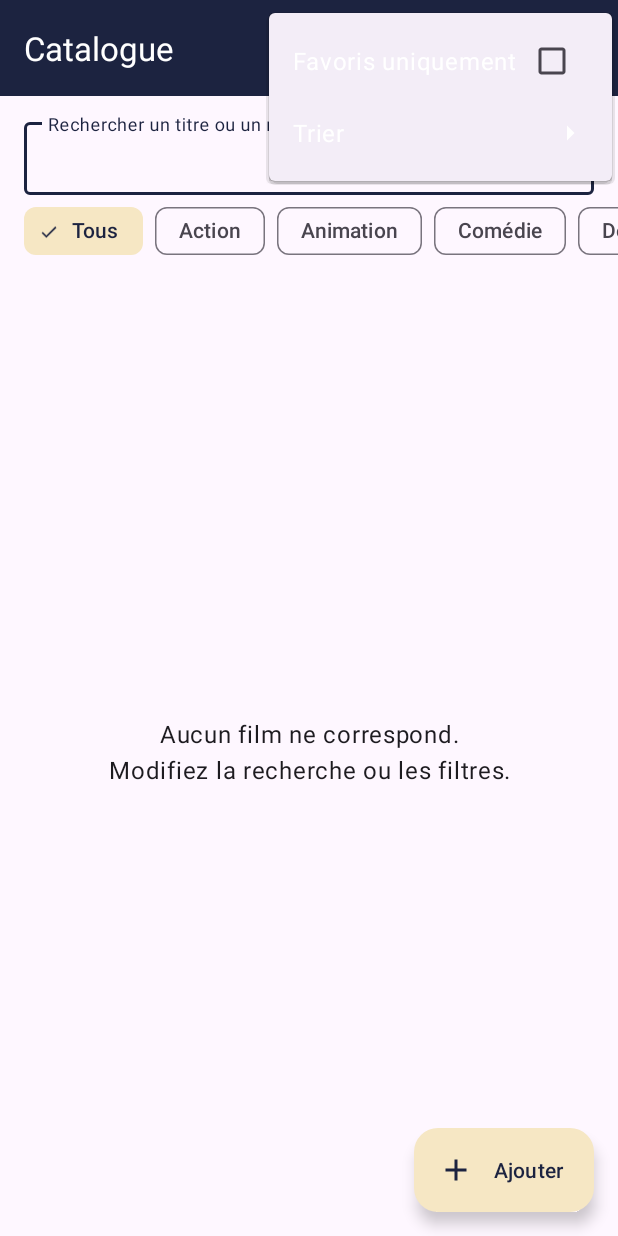
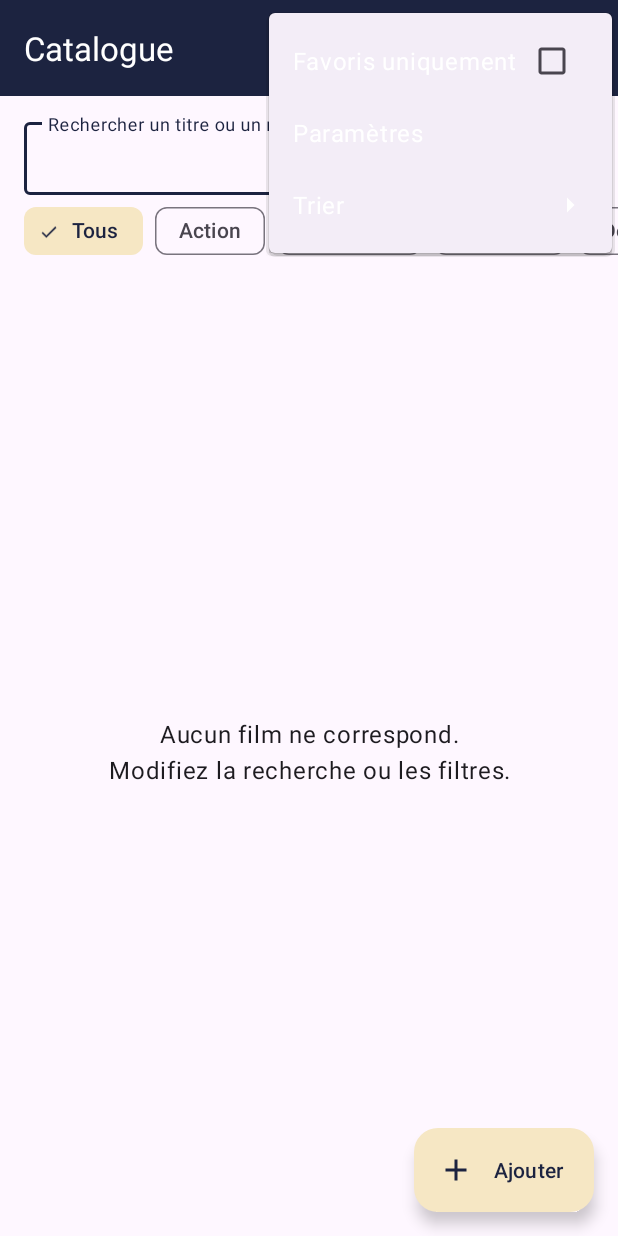
Before and after one commit to morganautin/watchlist-android, an Android app: the screen it shows after launch (CatalogueActivity), with the options menu open, on a phone screen of 412 x 824 dp. Run offline under Robolectric (Android 15) with nearby library versions, the phone set to English and light mode, and no system bars; our stand-ins replace Room's generated code, paging; 1 statement that could not run was skipped.

Commit message:
Préférences DataStore (thème, tri par défaut, masquer les films vus) et écran Paramètres

```diff
--- a/app/src/main/AndroidManifest.xml
+++ b/app/src/main/AndroidManifest.xml
@@ -48,5 +48,11 @@
             android:name=".ui.stats.StatisticsActivity"
             android:exported="false"
             android:parentActivityName=".ui.catalogue.CatalogueActivity" />
+
+        <!-- ÉCRAN 7 — Paramètres -->
+        <activity
+            android:name=".ui.settings.SettingsActivity"
+            android:exported="false"
+            android:parentActivityName=".ui.catalogue.CatalogueActivity" />
     </application>
 </manifest>
--- a/app/src/main/java/fr/estiam/watchlist/WatchListApplication.kt
+++ b/app/src/main/java/fr/estiam/watchlist/WatchListApplication.kt
@@ -1,20 +1,33 @@
 package fr.estiam.watchlist
 
 import android.app.Application
+import androidx.appcompat.app.AppCompatDelegate
 import fr.estiam.watchlist.data.MovieRepository
+import fr.estiam.watchlist.data.SettingsRepository
 import fr.estiam.watchlist.data.StatisticsRepository
 import fr.estiam.watchlist.data.WatchlistRepository
 import fr.estiam.watchlist.data.local.RoomMovieRepository
 import fr.estiam.watchlist.data.local.RoomStatisticsRepository
 import fr.estiam.watchlist.data.local.RoomWatchlistRepository
 import fr.estiam.watchlist.data.local.WatchListDatabase
+import fr.estiam.watchlist.data.prefs.DataStoreSettingsRepository
+import fr.estiam.watchlist.data.prefs.settingsDataStore
+import fr.estiam.watchlist.model.ThemeMode
+import kotlinx.coroutines.CoroutineScope
+import kotlinx.coroutines.Dispatchers
+import kotlinx.coroutines.SupervisorJob
+import kotlinx.coroutines.flow.first
+import kotlinx.coroutines.flow.map
+import kotlinx.coroutines.flow.distinctUntilChanged
+import kotlinx.coroutines.launch
+import kotlinx.coroutines.runBlocking
 
 /**
  * Point d'entrée global, créé une seule fois au lancement de l'app.
- * Il fabrique la base et les Repositories, partagés par tous les écrans.
+ * Il fabrique la base, les Repositories et le DataStore, partagés par tous les écrans.
  *
  * Les écrans y accèdent avec : (application as WatchListApplication).movies
- * Les types déclarés sont les INTERFACES : les écrans ne savent pas que c'est Room derrière.
+ * Les types déclarés sont les INTERFACES : les écrans ne savent pas que c'est Room / DataStore derrière.
  */
 class WatchListApplication : Application() {
 
@@ -32,5 +45,35 @@ class WatchListApplication : Application() {
 
     val statistics: StatisticsRepository by lazy { RoomStatisticsRepository(database) }
 
-    // Étape 4 : val settings: SettingsRepository (DataStore)
+    val settings: SettingsRepository by lazy { DataStoreSettingsRepository(settingsDataStore) }
+
+    // Coroutines qui vivent aussi longtemps que l'application.
+    private val appScope = CoroutineScope(SupervisorJob() + Dispatchers.Main.immediate)
+
+    override fun onCreate() {
+        super.onCreate()
+
+        // PRÉFÉRENCE « THÈME » (effet visible sur toute l'app)
+        // 1. Au démarrage : on lit le thème enregistré AVANT d'afficher le premier écran,
+        //    sinon l'app s'ouvrirait en clair puis basculerait en sombre (clignotement).
+        //    runBlocking est acceptable ici : lecture d'un tout petit fichier, une seule fois.
+        val initialTheme = runBlocking { settings.settings.first().theme }
+        applyTheme(initialTheme)
+
+        // 2. Ensuite : à chaque changement dans « Paramètres », on applique le nouveau thème.
+        //    AppCompat recrée alors les écrans ouverts → mise à jour sans action de l'utilisateur.
+        appScope.launch {
+            settings.settings.map { it.theme }.distinctUntilChanged().collect { applyTheme(it) }
+        }
+    }
+
+    private fun applyTheme(theme: ThemeMode) {
+        AppCompatDelegate.setDefaultNightMode(
+            when (theme) {
+                ThemeMode.SYSTEM -> AppCompatDelegate.MODE_NIGHT_FOLLOW_SYSTEM
+                ThemeMode.LIGHT -> AppCompatDelegate.MODE_NIGHT_NO
+                ThemeMode.DARK -> AppCompatDelegate.MODE_NIGHT_YES
+            }
+        )
+    }
 }
--- /dev/null
+++ b/app/src/main/java/fr/estiam/watchlist/data/prefs/DataStoreSettingsRepository.kt
@@ -0,0 +1,79 @@
+package fr.estiam.watchlist.data.prefs
+
+import android.content.Context
+import androidx.datastore.core.DataStore
+import androidx.datastore.preferences.core.Preferences
+import androidx.datastore.preferences.core.booleanPreferencesKey
+import androidx.datastore.preferences.core.edit
+import androidx.datastore.preferences.core.emptyPreferences
+import androidx.datastore.preferences.core.stringPreferencesKey
+import androidx.datastore.preferences.preferencesDataStore
+import fr.estiam.watchlist.data.SettingsRepository
+import fr.estiam.watchlist.model.MovieSort
+import fr.estiam.watchlist.model.ThemeMode
+import fr.estiam.watchlist.model.UserSettings
+import kotlinx.coroutines.flow.Flow
+import kotlinx.coroutines.flow.catch
+import kotlinx.coroutines.flow.distinctUntilChanged
+import kotlinx.coroutines.flow.map
+import java.io.IOException
+
+/**
+ * Un seul DataStore par fichier dans toute l'application : on le déclare
+ * ici, attaché au Context (fichier "user_settings.preferences_pb" sur le téléphone).
+ */
+val Context.settingsDataStore: DataStore<Preferences> by preferencesDataStore(name = "user_settings")
+
+/**
+ * Implémentation DataStore du contrat [SettingsRepository] : les 3 préférences
+ * de l'app, conservées après fermeture et relance.
+ *
+ * @param dataStore passé en paramètre (et non créé ici) pour garder la classe simple et testable.
+ */
+class DataStoreSettingsRepository(private val dataStore: DataStore<Preferences>) : SettingsRepository {
+
+    /**
+     * Flux observé par les écrans : il émet une nouvelle valeur à CHAQUE changement
+     * de préférence → l'app se met à jour sans rafraîchissement manuel.
+     */
+    override val settings: Flow<UserSettings> = dataStore.data
+        // Fichier illisible : on repart des valeurs par défaut au lieu de planter.
+        .catch { error -> if (error is IOException) emit(emptyPreferences()) else throw error }
+        .map { prefs -> prefs.toUserSettings() }
+        .distinctUntilChanged()
+
+    // edit {} écrit sur le disque, hors du thread principal, de façon sûre (transaction).
+    override suspend fun setTheme(theme: ThemeMode) {
+        dataStore.edit { it[KEY_THEME] = theme.name }
+    }
+
+    override suspend fun setDefaultSort(sort: MovieSort) {
+        dataStore.edit { it[KEY_DEFAULT_SORT] = sort.name }
+    }
+
+    override suspend fun setHideWatched(hide: Boolean) {
+        dataStore.edit { it[KEY_HIDE_WATCHED] = hide }
+    }
+
+    companion object {
+        // Les clés : leur nom est celui enregistré dans le fichier.
+        val KEY_THEME = stringPreferencesKey("pref_theme")
+        val KEY_DEFAULT_SORT = stringPreferencesKey("pref_default_sort")
+        val KEY_HIDE_WATCHED = booleanPreferencesKey("pref_hide_watched")
+    }
+}
+
+/**
+ * Conversion fichier → objet UserSettings. Fonction "pure", testée avec JUnit.
+ * Valeur absente ou inconnue (ex. ancienne version de l'app) → valeur par défaut.
+ */
+fun Preferences.toUserSettings(): UserSettings {
+    val defaults = UserSettings()
+    return UserSettings(
+        theme = ThemeMode.entries.firstOrNull { it.name == this[DataStoreSettingsRepository.KEY_THEME] }
+            ?: defaults.theme,
+        defaultSort = MovieSort.entries.firstOrNull { it.name == this[DataStoreSettingsRepository.KEY_DEFAULT_SORT] }
+            ?: defaults.defaultSort,
+        hideWatched = this[DataStoreSettingsRepository.KEY_HIDE_WATCHED] ?: defaults.hideWatched
+    )
+}
--- a/app/src/main/java/fr/estiam/watchlist/ui/catalogue/CatalogueActivity.kt
+++ b/app/src/main/java/fr/estiam/watchlist/ui/catalogue/CatalogueActivity.kt
@@ -24,6 +24,7 @@ import fr.estiam.watchlist.ui.common.enableCinemaEdgeToEdge
 import fr.estiam.watchlist.ui.common.labelRes
 import fr.estiam.watchlist.ui.movie.MovieDetailActivity
 import fr.estiam.watchlist.ui.movie.MovieFormActivity
+import fr.estiam.watchlist.ui.settings.SettingsActivity
 import fr.estiam.watchlist.ui.stats.StatisticsActivity
 import fr.estiam.watchlist.ui.watchlist.WatchlistsActivity
 import kotlinx.coroutines.flow.collectLatest
@@ -91,8 +92,11 @@ class CatalogueActivity : AppCompatActivity() {
                 launch {
                     vm.filters.collect { filters ->
                         invalidateOptionsMenu()
-                        supportActionBar?.subtitle =
-                            if (filters.favoritesOnly) getString(R.string.favorites_only) else null
+                        // Sous-titre : rappelle les filtres actifs (dont la préférence « masquer les vus »)
+                        supportActionBar?.subtitle = listOfNotNull(
+                            getString(R.string.favorites_only).takeIf { filters.favoritesOnly },
+                            getString(R.string.hidden_watched_subtitle).takeIf { filters.hideWatched }
+                        ).joinToString(" · ").ifEmpty { null }
                     }
                 }
 
@@ -157,6 +161,7 @@ class CatalogueActivity : AppCompatActivity() {
         // Navigation vers les autres écrans
         R.id.action_lists -> { startActivity(Intent(this, WatchlistsActivity::class.java)); true }
         R.id.action_stats -> { startActivity(Intent(this, StatisticsActivity::class.java)); true }
+        R.id.action_settings -> { startActivity(Intent(this, SettingsActivity::class.java)); true }
         // Filtres et tri
         R.id.action_favorites -> { vm.setFavoritesOnly(!item.isChecked); true }
         R.id.sort_title -> { vm.setSort(MovieSort.TITLE); true }
--- a/app/src/main/java/fr/estiam/watchlist/ui/catalogue/CatalogueViewModel.kt
+++ b/app/src/main/java/fr/estiam/watchlist/ui/catalogue/CatalogueViewModel.kt
@@ -13,6 +13,7 @@ import androidx.paging.cachedIn
 import fr.estiam.watchlist.R
 import fr.estiam.watchlist.WatchListApplication
 import fr.estiam.watchlist.data.MovieRepository
+import fr.estiam.watchlist.data.SettingsRepository
 import fr.estiam.watchlist.model.CatalogueQuery
 import fr.estiam.watchlist.model.Genre
 import fr.estiam.watchlist.model.Movie
@@ -23,13 +24,14 @@ import kotlinx.coroutines.FlowPreview
 import kotlinx.coroutines.channels.Channel
 import kotlinx.coroutines.flow.Flow
 import kotlinx.coroutines.flow.MutableStateFlow
+import kotlinx.coroutines.flow.SharingStarted
 import kotlinx.coroutines.flow.StateFlow
-import kotlinx.coroutines.flow.asStateFlow
 import kotlinx.coroutines.flow.combine
 import kotlinx.coroutines.flow.debounce
 import kotlinx.coroutines.flow.distinctUntilChanged
 import kotlinx.coroutines.flow.flatMapLatest
 import kotlinx.coroutines.flow.receiveAsFlow
+import kotlinx.coroutines.flow.stateIn
 import kotlinx.coroutines.flow.update
 import kotlinx.coroutines.launch
 
@@ -40,14 +42,28 @@ import kotlinx.coroutines.launch
  * c'est pour ça que les critères ne sont pas perdus quand on tourne le téléphone.
  */
 @OptIn(FlowPreview::class, ExperimentalCoroutinesApi::class)
-class CatalogueViewModel(private val repository: MovieRepository) : ViewModel() {
+class CatalogueViewModel(
+    private val repository: MovieRepository,
+    private val settingsRepository: SettingsRepository
+) : ViewModel() {
 
     // Texte de recherche, séparé des filtres pour pouvoir lui appliquer un délai (debounce).
     private val searchText = MutableStateFlow("")
 
-    // Genre, favoris et tri. L'écran l'observe pour cocher les bons éléments.
+    // Filtres propres à cet écran : genre et favoris.
     private val _filters = MutableStateFlow(CatalogueQuery())
-    val filters: StateFlow<CatalogueQuery> = _filters.asStateFlow()
+
+    /**
+     * Filtres complets = filtres de l'écran + 2 PRÉFÉRENCES DataStore :
+     *  - tri par défaut (pref_default_sort) ;
+     *  - masquer les films vus (pref_hide_watched).
+     * Si une préférence change (ici ou dans « Paramètres »), le catalogue se recharge tout seul.
+     * L'écran l'observe aussi pour cocher les bons éléments du menu.
+     */
+    val filters: StateFlow<CatalogueQuery> =
+        combine(_filters, settingsRepository.settings) { filters, prefs ->
+            filters.copy(sort = prefs.defaultSort, hideWatched = prefs.hideWatched)
+        }.stateIn(viewModelScope, SharingStarted.Eagerly, CatalogueQuery())
 
     /**
      * Le catalogue paginé (Paging 3).
@@ -57,7 +73,7 @@ class CatalogueViewModel(private val repository: MovieRepository) : ViewModel()
      * 4. cachedIn : garde les pages déjà chargées (rotation de l'écran = pas de rechargement).
      */
     val movies: Flow<PagingData<Movie>> =
-        combine(searchText.debounce(300), _filters) { search, filters -> filters.copy(search = search) }
+        combine(searchText.debounce(300), filters) { search, filters -> filters.copy(search = search) }
             .distinctUntilChanged()
             .flatMapLatest { query ->
                 Pager(PagingConfig(pageSize = 20, enablePlaceholders = false)) {
@@ -90,7 +106,10 @@ class CatalogueViewModel(private val repository: MovieRepository) : ViewModel()
 
     fun setFavoritesOnly(only: Boolean) = _filters.update { it.copy(favoritesOnly = only) }
 
-    fun setSort(sort: MovieSort) = _filters.update { it.copy(sort = sort) }
+    /** Le tri choisi dans le menu est ENREGISTRÉ comme tri par défaut (conservé après relance). */
+    fun setSort(sort: MovieSort) {
+        viewModelScope.launch { settingsRepository.setDefaultSort(sort) }
+    }
 
     companion object {
         private const val TAG = "CatalogueVM"
@@ -99,7 +118,7 @@ class CatalogueViewModel(private val repository: MovieRepository) : ViewModel()
         val Factory: ViewModelProvider.Factory = viewModelFactory {
             initializer {
                 val app = this[ViewModelProvider.AndroidViewModelFactory.APPLICATION_KEY] as WatchListApplication
-                CatalogueViewModel(app.movies)
+                CatalogueViewModel(app.movies, app.settings)
             }
         }
     }
--- a/app/src/main/res/menu/menu_catalogue.xml
+++ b/app/src/main/res/menu/menu_catalogue.xml
@@ -23,6 +23,11 @@
         app:showAsAction="never" />
 
     <item
+        android:id="@+id/action_settings"
+        android:title="@string/settings"
+        app:showAsAction="never" />
+
+    <item
         android:id="@+id/action_sort"
         android:title="@string/sort"
         app:showAsAction="never">
```
Also changed, not shown: app/src/main/java/fr/estiam/watchlist/ui/settings/SettingsActivity.kt (added, +102 -0 lines), app/src/main/java/fr/estiam/watchlist/ui/settings/SettingsViewModel.kt (added, +41 -0 lines), app/src/main/res/layout/activity_settings.xml (added, +120 -0 lines), app/src/main/res/values/strings.xml (+11 -0 lines), 2 other files.
